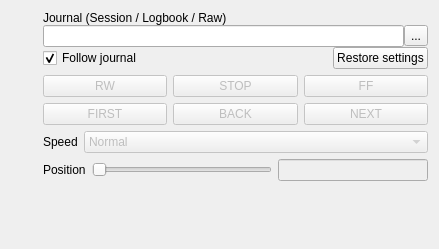
Above: kame/forms/journalreaderform.ui from northriv/KAME before the change. Below: the same form after it.
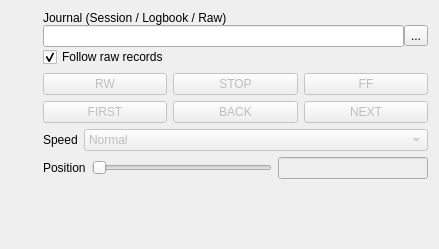
That is the form after the change.

```diff
--- a/kame/forms/journalreaderform.ui
+++ b/kame/forms/journalreaderform.ui
@@ -91,7 +91,7 @@
             <string>Put each record back through the settings that were in force when it was taken, instead of the ones in the tree now. Off is a real choice, not a fallback: changing one parameter and re-running is the normal thing to do.</string>
            </property>
            <property name="text">
-            <string>Follow journal</string>
+            <string>Follow raw records</string>
            </property>
            <property name="checked">
             <bool>true</bool>
@@ -114,16 +114,6 @@
            </property>
           </spacer>
          </item>
-         <item>
-          <widget class="QPushButton" name="m_btnRestore">
-           <property name="toolTip">
-            <string>Put the settings this run was recorded with back into the tree. Opening a journal already does this while every interface is closed; with one open, pressing this sends those settings to the instruments.</string>
-           </property>
-           <property name="text">
-            <string>Restore settings</string>
-           </property>
-          </widget>
-         </item>
         </layout>
        </item>
       </layout>
```
Left out of the diff: 3 changed lines with no effect on the pictures.
